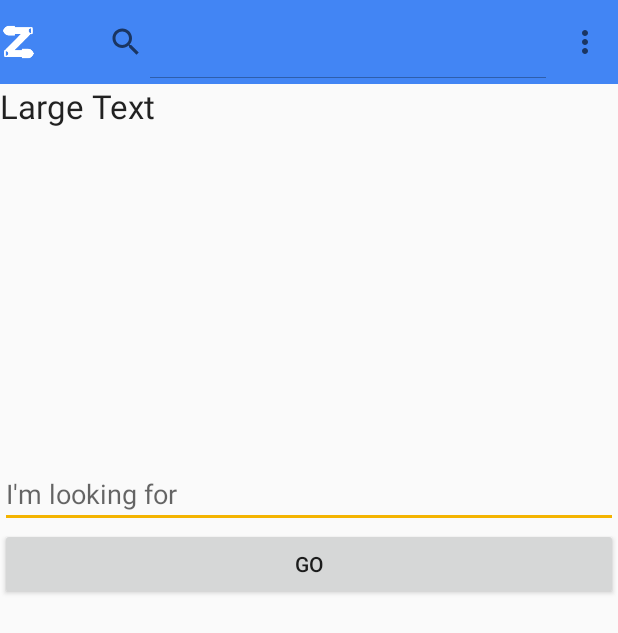
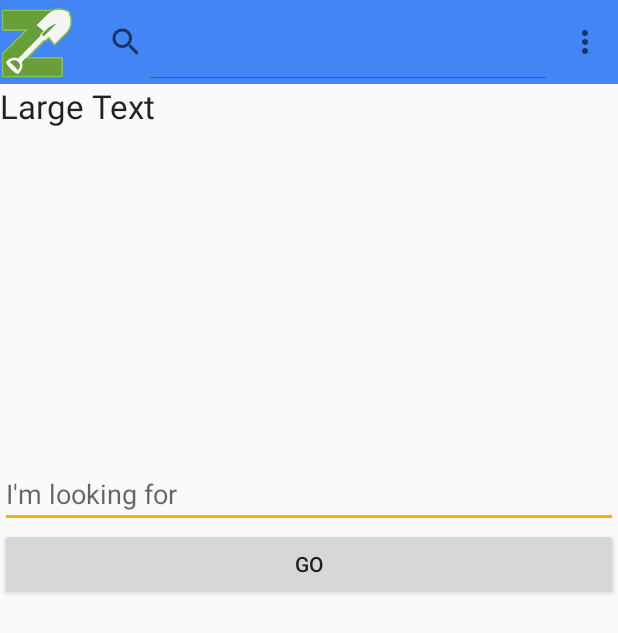
Before and after one commit to soorajpottekat/zebenzi_android, an Android app: the screen it shows after launch (SearchActivity), on a phone screen of 412 x 824 dp. Shown: the top 633 px of the screen. Run offline under Robolectric (Android 15) with nearby library versions, the phone set to English and light mode, and no system bars.

Commit message:
Updated icon

```diff
--- a/app/src/main/AndroidManifest.xml
+++ b/app/src/main/AndroidManifest.xml
@@ -11,7 +11,7 @@
 
     <application
         android:allowBackup="true"
-        android:icon="@drawable/ic_launcher_zebenzi_launcher_icon"
+        android:icon="@drawable/ic_launcher_zebenzi"
         android:label="@string/app_name"
         android:theme="@style/ZebenziDefaultTheme" >
         <activity
--- a/app/src/main/java/com/zebenzi/zebenzi/SearchActivity.java
+++ b/app/src/main/java/com/zebenzi/zebenzi/SearchActivity.java
@@ -123,7 +123,7 @@ public class SearchActivity extends ActionBarActivity {
         setSupportActionBar(toolbar);
 //        getSupportActionBar().setTitle(R.string.app_name);
 //        getSupportActionBar().setDisplayShowHomeEnabled(true);
-        getSupportActionBar().setIcon(R.drawable.ic_menu_zebenzi_toolbar_icon);
+        getSupportActionBar().setIcon(R.drawable.ic_launcher_zebenzi);
 
         appContext = getApplicationContext();
 
@@ -310,6 +310,8 @@ public class SearchActivity extends ActionBarActivity {
             String query = intent.getStringExtra(SearchManager.QUERY);
             System.out.println("Search Query = " + query);
             //use the query to search your data somehow
+            mSearchTask = new SearchTask(this, new SearchTaskCompleteListener()).execute(query);
+
         }
     }
 }
```
Also changed, not shown: app/src/main/res/drawable-hdpi/ic_launcher_zebenzi.png (added), app/src/main/res/drawable-hdpi/ic_launcher_zebenzi_launcher_icon.png (deleted), app/src/main/res/drawable-hdpi/ic_menu_zebenzi_toolbar_icon.png (deleted), app/src/main/res/drawable-ldpi/ic_launcher_zebenzi.png (added), app/src/main/res/drawable-ldpi/ic_launcher_zebenzi_launcher_icon.png (deleted), app/src/main/res/drawable-ldpi/ic_menu_zebenzi_toolbar_icon.png (deleted), app/src/main/res/drawable-mdpi/ic_launcher_zebenzi.png (added), app/src/main/res/drawable-mdpi/ic_launcher_zebenzi_launcher_icon.png (deleted), app/src/main/res/drawable-mdpi/ic_menu_zebenzi_toolbar_icon.png (deleted), app/src/main/res/drawable-xhdpi/ic_launcher_zebenzi.png (added), app/src/main/res/drawable-xhdpi/ic_launcher_zebenzi_launcher_icon.png (deleted), app/src/main/res/drawable-xhdpi/ic_menu_zebenzi_toolbar_icon.png (deleted), app/src/main/res/drawable-xxhdpi/ic_launcher.png (deleted), app/src/main/res/drawable-xxhdpi/ic_launcher_zebenzi.png (added), 1 more files.
